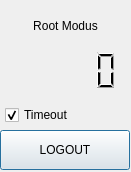
First picture: the form in linbo_gui/linboCounter.ui, repository linuxmuster/linuxmuster-linbo, before the edit.
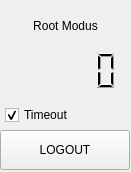
Second picture: the form after the edit.

Commit message: add linboimagewidget, refactor QDialog -> QWidget

```diff
--- a/linbo_gui/linboCounter.ui
+++ b/linbo_gui/linboCounter.ui
@@ -4,7 +4,7 @@
   <comment></comment>
   <exportmacro></exportmacro>
   <class>linboCounter</class>
-  <widget class="QDialog" name="linboCounter">
+  <widget class="QWidget" name="linboCounter">
     <property name="geometry">
       <rect>
         <x>0</x>
```
The commit also changes 35 other files.
